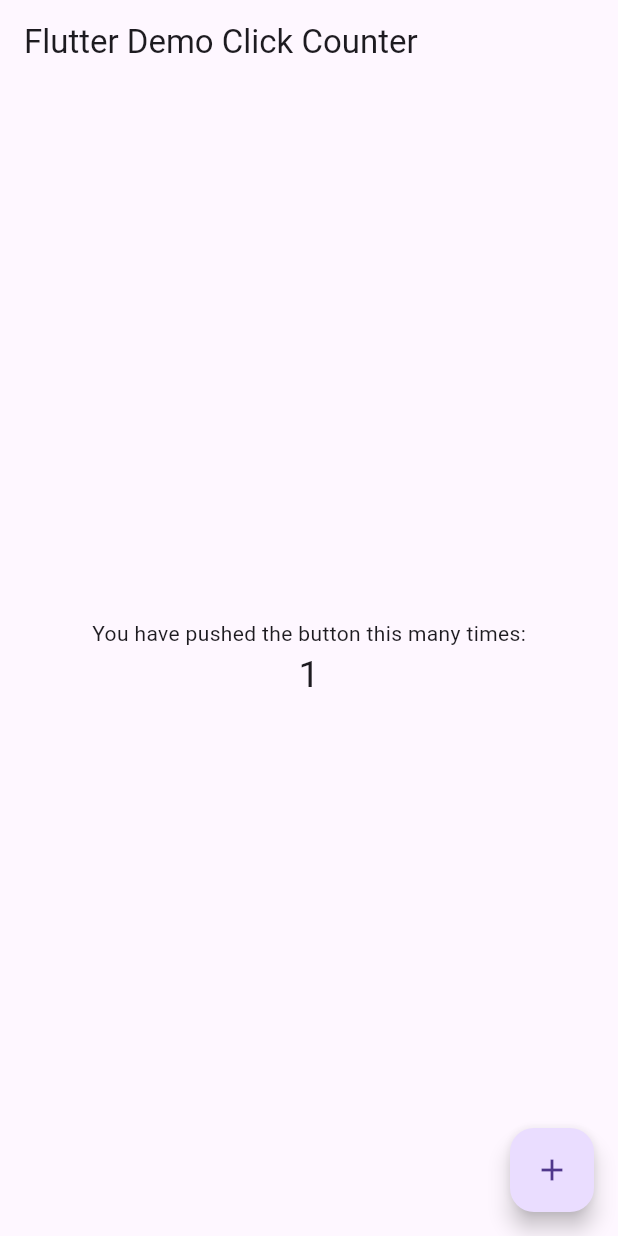
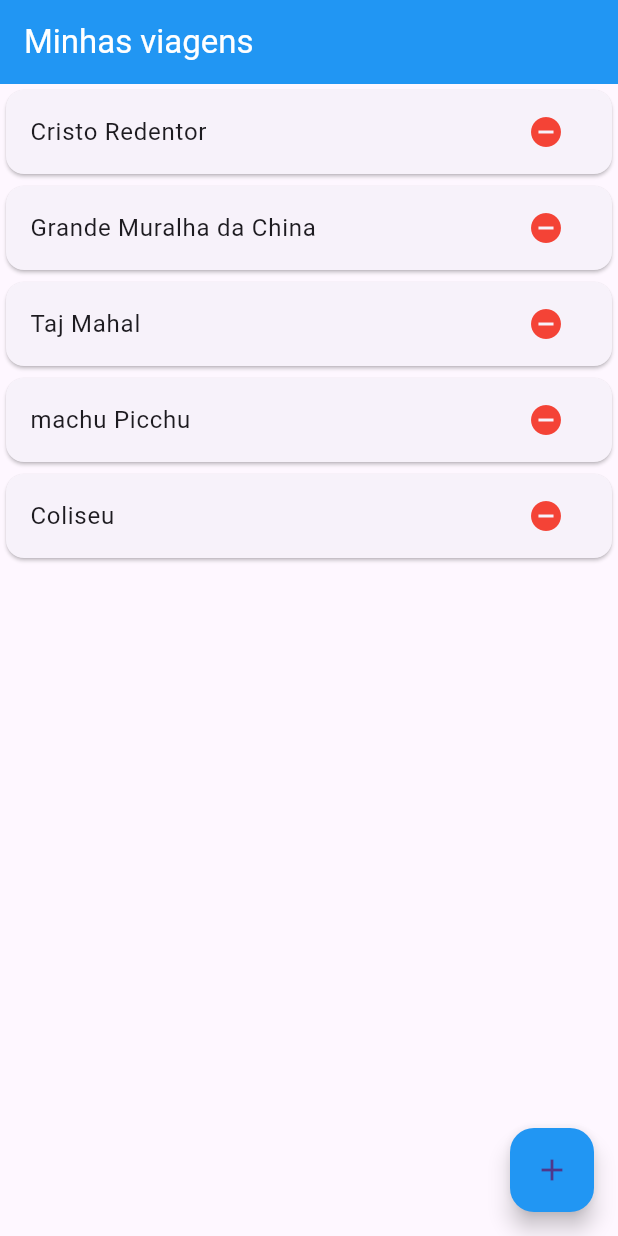
Before and after one commit to PGalmeida/Minha_Viagem, a Flutter app: the screen it shows after launch, after a tap on the "add" icon, on a phone screen of 412 x 824 dp. Run offline on Flutter 3.47's test engine with Material 3 defaults, Android fonts, the phone set to English and light mode, and no system bars; our stand-ins replace flutter_map, geolocator, latlong2.

```diff
--- /dev/null
+++ b/lib/Home.dart
@@ -0,0 +1,79 @@
+import 'package:flutter/material.dart';
+
+class Home extends StatefulWidget {
+  @override
+  _HomeState createState() => _HomeState();
+}
+
+class _HomeState extends State<Home> {
+  List _listaViagens = [
+    "Cristo Redentor",
+    "Grande Muralha da China",
+    "Taj Mahal",
+    "machu Picchu",
+    "Coliseu"
+  ];
+
+  _abrirMapa() {}
+
+  __excluirViagem() {}
+
+  _adicionarLocal() {}
+
+  @override
+  Widget build(BuildContext context) {
+    return Scaffold(
+      appBar: AppBar(
+        title: const Text(
+          "Minhas viagens",
+          style: TextStyle(color: Colors.white),
+        ),
+        backgroundColor: Colors.blue,
+      ),
+      floatingActionButton: FloatingActionButton(
+          child: Icon(Icons.add),
+          backgroundColor: Colors.blue,
+          onPressed: () {
+            _adicionarLocal();
+          }),
+      body: Column(
+        children: <Widget>[
+          Expanded(
+            child: ListView.builder(
+                itemCount: _listaViagens.length,
+                itemBuilder: (context, index) {
+                  String titulo = _listaViagens[index];
+                  return GestureDetector(
+                    onTap: () {
+                      _abrirMapa();
+                    },
+                    child: Card(
+                      child: ListTile(
+                        title: Text(titulo),
+                        trailing: Row(
+                          mainAxisSize: MainAxisSize.min,
+                          children: <Widget>[
+                            GestureDetector(
+                              onTap: () {
+                                __excluirViagem();
+                              },
+                              child: const Padding(
+                                padding: EdgeInsets.all(8),
+                                child: Icon(
+                                  Icons.remove_circle,
+                                  color: Colors.red,
+                                ),
+                              ),
+                            )
+                          ],
+                        ),
+                      ),
+                    ),
+                  );
+                }),
+          )
+        ],
+      ),
+    );
+  }
+}
--- /dev/null
+++ b/lib/SplashScreen.dart
@@ -0,0 +1,39 @@
+import 'package:flutter/material.dart';
+
+import 'Home.dart';
+
+class SplashScreen extends StatefulWidget {
+  const SplashScreen({Key? key}) : super(key: key);
+
+  @override
+  State<SplashScreen> createState() => _SplashScreenState();
+}
+
+class _SplashScreenState extends State<SplashScreen> {
+  @override
+  void initState() {
+    super.initState();
+    Future.delayed(const Duration(seconds: 5), () {
+      if (mounted) {
+        Navigator.pushReplacement(
+            context,
+            MaterialPageRoute(
+              builder: (_) => Home(),
+            ));
+      }
+    });
+  }
+
+  @override
+  Widget build(BuildContext context) {
+    return Scaffold(
+      body: Container(
+        color: Color(0xff0066cc),
+        padding: EdgeInsets.all(60),
+        child: Center(
+          child: Image.asset("imagens/logo.png"),
+        ),
+      ),
+    );
+  }
+}
--- a/lib/main.dart
+++ b/lib/main.dart
@@ -1,92 +1,9 @@
 import 'package:flutter/material.dart';
 
-void main() => runApp(const MyApp());
+import 'SplashScreen.dart';
 
-class MyApp extends StatelessWidget {
-  const MyApp({super.key});
-  static const String _title = 'Flutter Stateful Clicker Counter';
-  // This widget is the root of your application.
-  @override
-  Widget build(BuildContext context) {
-    return MaterialApp(
-      title: _title,
-      theme: ThemeData(
-        // useMaterial3: false,
-        primarySwatch: Colors.blue,
-      ),
-      home: const MyHomePage(),
-    );
-  }
-}
-
-class MyHomePage extends StatefulWidget {
-  const MyHomePage({super.key});
-  // This widget is the home page of your application. It is stateful, meaning
-  // that it has a State object (defined below) that contains fields that affect
-  // how it looks.
-  // This class is the configuration for the state.
-  @override
-  _MyHomePageState createState() => _MyHomePageState();
-}
-
-class _MyHomePageState extends State<MyHomePage> {
-  int _counter = 0;
-
-  void _incrementCounter() {
-    setState(() {
-      // This call to setState tells the Flutter framework that something has
-      // changed in this State, which causes it to rerun the build method below
-      // so that the display can reflect the updated values. If we changed
-      // _counter without calling setState(), then the build method would not be
-      // called again, and so nothing would appear to happen.
-      _counter++;
-    });
-  }
-
-  @override
-  Widget build(BuildContext context) {
-    // This method is rerun every time setState is called, for instance as done
-    // by the _incrementCounter method above.
-    //
-    // The Flutter framework has been optimized to make rerunning build methods
-    // fast, so that you can just rebuild anything that needs updating rather
-    // than having to individually change instances of widgets.
-    return Scaffold(
-      appBar: AppBar(
-        // Here we take the value from the MyHomePage object that was created by
-        // the App.build method, and use it to set our appbar title.
-        title: const Text('Flutter Demo Click Counter'),
-      ),
-      body: Center(
-        // Center is a layout widget. It takes a single child and positions it
-        // in the middle of the parent.
-        child: Column(
-          // Column is also a layout widget. It takes a list of children and
-          // arranges them vertically. By default, it sizes itself to fit its
-          // children horizontally, and tries to be as tall as its parent.
-          //
-          // Column has various properties to control how it sizes itself and
-          // how it positions its children. Here we use mainAxisAlignment to
-          // center the children vertically; the main axis here is the vertical
-          // axis because Columns are vertical (the cross axis would be
-          // horizontal).
-          mainAxisAlignment: MainAxisAlignment.center,
-          children: <Widget>[
-            const Text(
-              'You have pushed the button this many times:',
-            ),
-            Text(
-              '$_counter',
-              style: const TextStyle(fontSize: 25),
-            ),
-          ],
-        ),
-      ),
-      floatingActionButton: FloatingActionButton(
-        onPressed: _incrementCounter,
-        tooltip: 'Increment',
-        child: const Icon(Icons.add),
-      ),
-    );
-  }
-}
+void main() => runApp(MaterialApp(
+      title: "Minhas Viagens",
+      home: SplashScreen(),
+      debugShowCheckedModeBanner: false,
+    ));
```
Also changed, not shown: lib/Mapas.dart (added, +164 -0 lines), pubspec.yaml (+6 -3 lines), imagens/logo.png (added), 1 other file.
